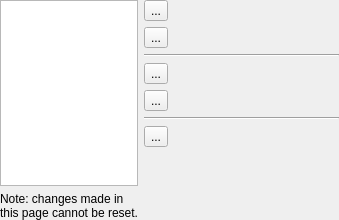
hepuyao/linux, file config/configpluginswidget.ui: the form before one commit.
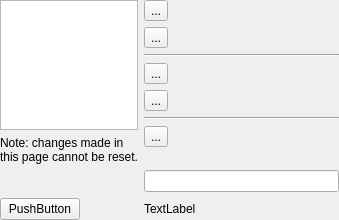
The form after the commit. Icons and pictures are not drawn.

The edit to the form file:
```diff
--- a/config/configpluginswidget.ui
+++ b/config/configpluginswidget.ui
@@ -206,6 +206,23 @@
      </layout>
     </widget>
    </item>
+   <item row="2" column="0">
+    <widget class="QPushButton" name="pushButton">
+     <property name="text">
+      <string>PushButton</string>
+     </property>
+    </widget>
+   </item>
+   <item row="2" column="1">
+    <widget class="QLabel" name="lab_2">
+     <property name="text">
+      <string>TextLabel</string>
+     </property>
+    </widget>
+   </item>
+   <item row="1" column="1">
+    <widget class="QLineEdit" name="lineEdit"/>
+   </item>
   </layout>
  </widget>
  <resources/>
```
